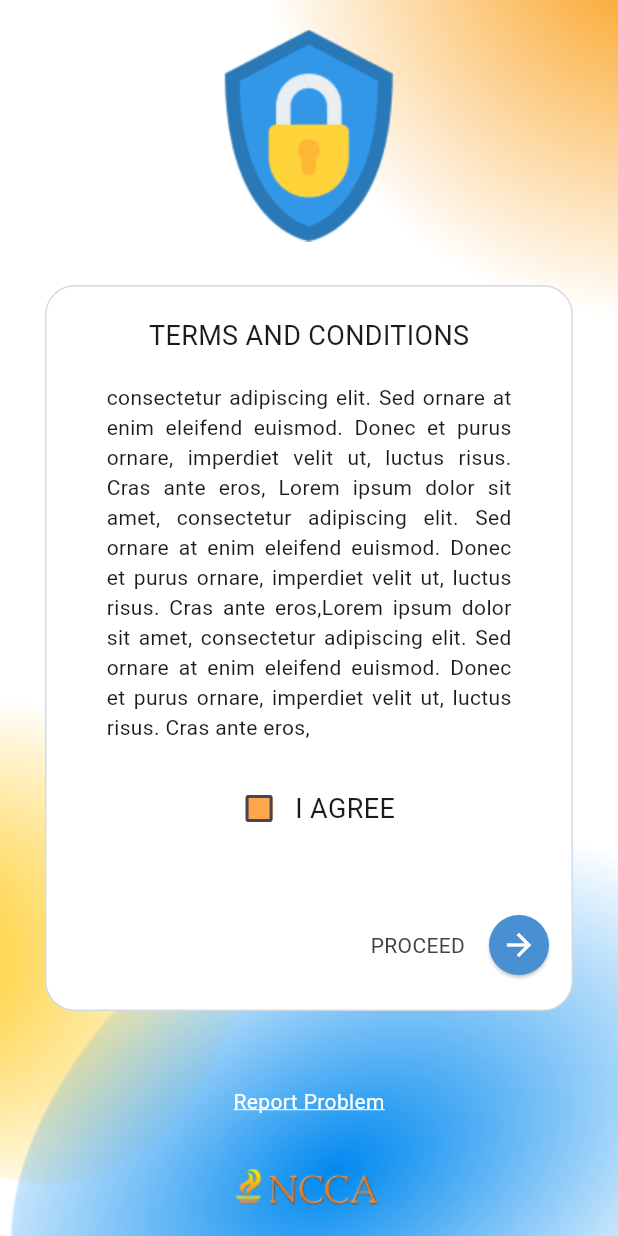
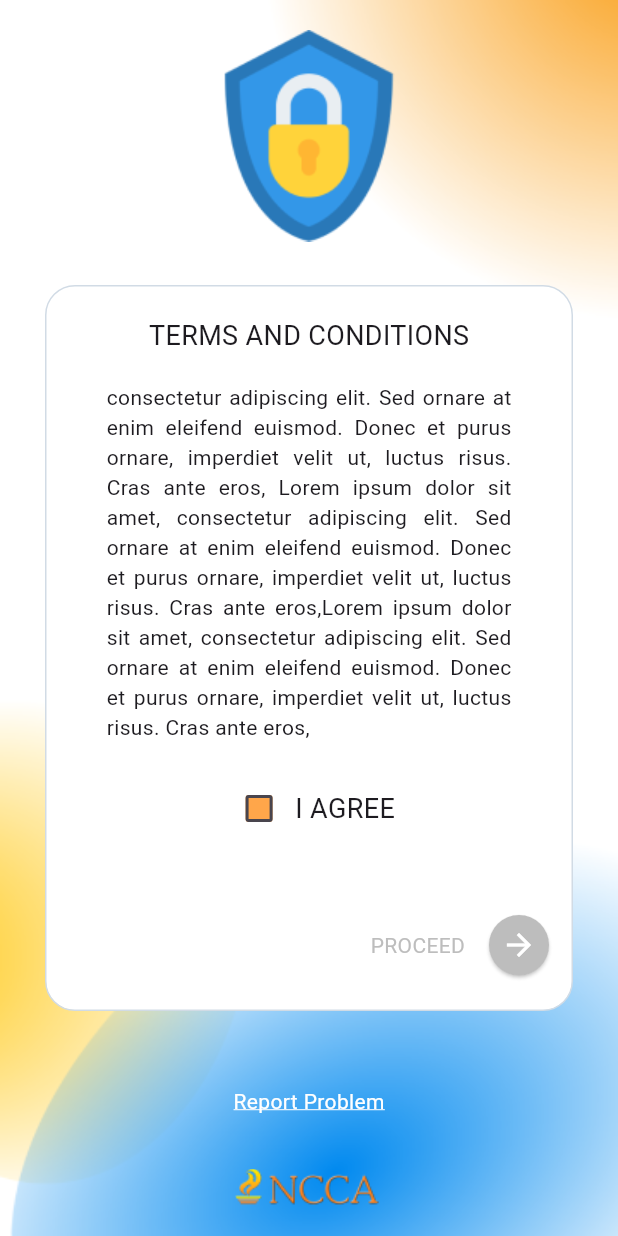
Before and after one commit to Hestice/payroll_viewer, a Flutter app: the TermsAndConditionsScreen screen opened by its route, scrolled down 102 dp, on a phone screen of 412 x 824 dp. Run offline on Flutter 3.47's test engine with Material 2 defaults, Android fonts, the phone set to English and light mode, and no system bars; our stand-ins replace form_validator, go_router.

Commit message:
terms and conditions proceed button depend on checked agree

```diff
--- a/frontend/payroll_viewer/lib/common/checkbox_common.dart
+++ b/frontend/payroll_viewer/lib/common/checkbox_common.dart
@@ -1,7 +1,10 @@
 import 'package:flutter/material.dart';
 
+typedef CheckboxChangedCallback = void Function(bool isChecked);
 class CheckboxCommon extends StatefulWidget {
-  const CheckboxCommon({super.key});
+  final CheckboxChangedCallback onChanged;
+
+  const CheckboxCommon({required this.onChanged, Key? key}) : super(key: key);
 
   @override
   State<CheckboxCommon> createState() => _CheckboxCommonState();
@@ -32,6 +35,7 @@ class _CheckboxCommonState extends State<CheckboxCommon> {
         setState(() {
           isChecked = value!;
         });
+        widget.onChanged(isChecked);
       },
     );
   }
--- a/frontend/payroll_viewer/lib/screens/terms_and_conditions_screen.dart
+++ b/frontend/payroll_viewer/lib/screens/terms_and_conditions_screen.dart
@@ -11,6 +11,13 @@ class TermsAndConditionsScreen extends StatefulWidget {
 }
 
 class _TermsAndConditionsScreenState extends State<TermsAndConditionsScreen> {
+  bool _isAgreed = false;
+  void _handleCheckboxChange(bool isChecked) {
+    setState(() {
+      _isAgreed = isChecked;
+    });
+  }
+
   @override
   Widget build(BuildContext context) {
     return Container(
@@ -79,7 +86,7 @@ class _TermsAndConditionsScreenState extends State<TermsAndConditionsScreen> {
                                           mainAxisAlignment:
                                               MainAxisAlignment.center,
                                           children: [
-                                            CheckboxCommon(),
+                                            CheckboxCommon(onChanged: _handleCheckboxChange,),
                                             Text(
                                               "I agree".toUpperCase(),
                                               style: TextStyle(
@@ -115,23 +122,29 @@ class _TermsAndConditionsScreenState extends State<TermsAndConditionsScreen> {
                             children: [
                               GestureDetector(
                                 onTap: () {
-                                  //if successful, go to email sent screen
-                                  GoRouter.of(context).go('/profile_screen');
+                                  if (_isAgreed) {
+                                    GoRouter.of(context).go('/profile_screen');
+                                  }
                                   print('Proceed Clicked');
                                 },
                                 child: Text(
                                   'PROCEED',
-                                  style: TextStyle(color: Colors.grey.shade800),
+                                  style: TextStyle(
+                                    color: _isAgreed ? Colors.grey.shade800 : Colors.grey.shade400,
+                                  ),
                                 ),
                               ),
                               ElevatedButton(
                                 style: ElevatedButton.styleFrom(
-                                  primary: Color(0xFF4890D2),
+                                  primary: _isAgreed ? Color(0xFF4890D2) : Colors.grey.shade400,
                                   shape: CircleBorder(),
                                 ),
                                 onPressed: () {
                                   //if successful, go to email sent screen
-                                  GoRouter.of(context).go('/profile_screen');
+                                  if (_isAgreed) {
+                                    GoRouter.of(context).go('/profile_screen');
+                                    print('Proceed Clicked');
+                                  }
                                   print('Proceed Button Clicked');
                                 },
                                 child: Icon(
--- a/frontend/payroll_viewer/pubspec.yaml
+++ b/frontend/payroll_viewer/pubspec.yaml
@@ -74,6 +74,7 @@ flutter:
     - assets/elements/security_icon.png
     - assets/elements/email_sent_icon.png
     - assets/elements/terms_icon.png
+    - assets/elements/pdf_icon.png
     - assets/payroll.pdf
 
   # An image asset can refer to one or more resolution-specific "variants", see
```
Also changed, not shown: frontend/payroll_viewer/lib/common/payslip_item_common.dart (added, +20 -0 lines), frontend/payroll_viewer/lib/screens/home_screen.dart (+4 -4 lines), frontend/payroll_viewer/assets/elements/pdf_icon.png (added).
